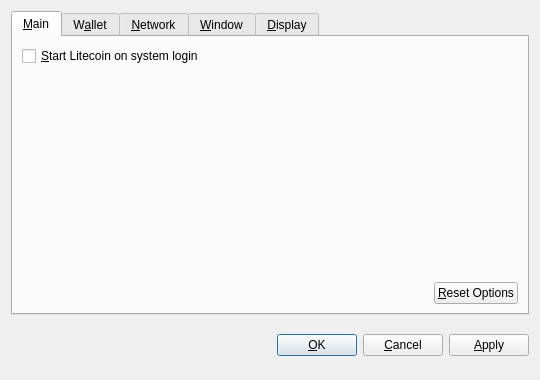
happy-coin/happy-coin, file src/qt/forms/optionsdialog.ui: the form before one commit.
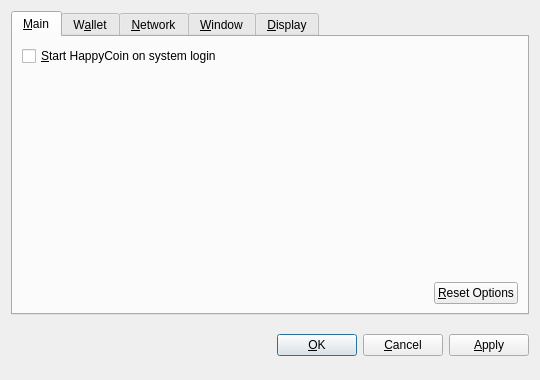
The form after the commit. Custom widgets are drawn as their Qt base class.

Patch:
```diff
--- a/src/qt/forms/optionsdialog.ui
+++ b/src/qt/forms/optionsdialog.ui
@@ -36,7 +36,7 @@
           <string>Automatically start Litecoin after logging in to the system.</string>
          </property>
          <property name="text">
-          <string>&amp;Start Litecoin on system login</string>
+          <string>&amp;Start HappyCoin on system login</string>
          </property>
         </widget>
        </item>
```
Left out of the diff: 10 changed lines with no effect on the pictures.
